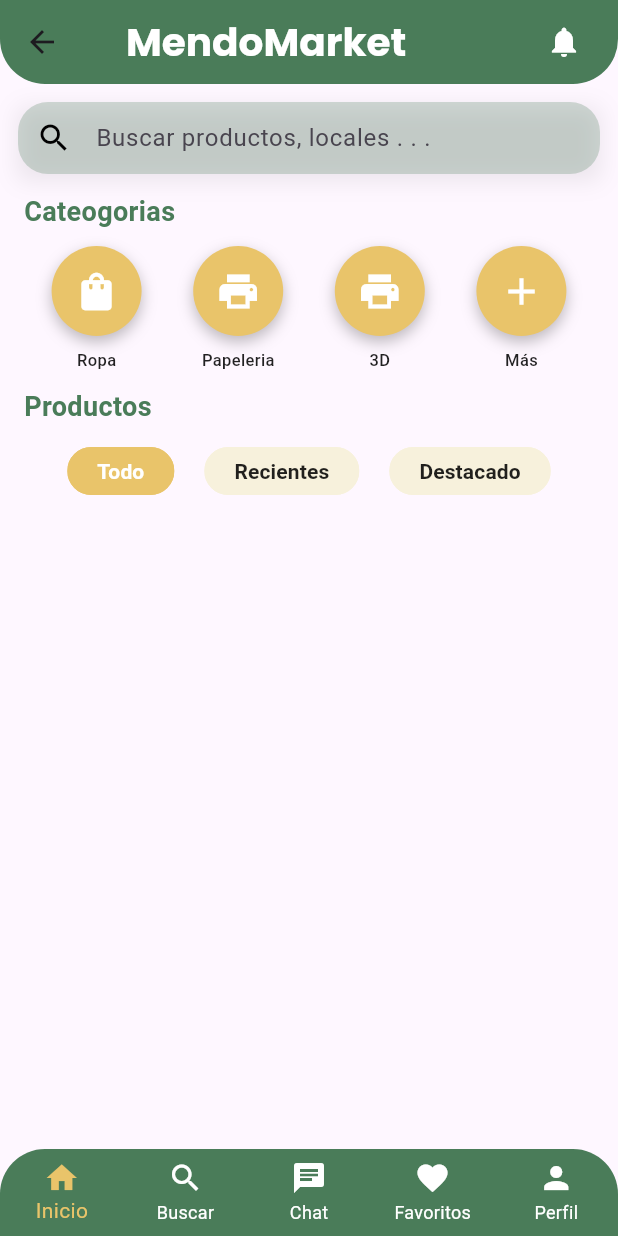
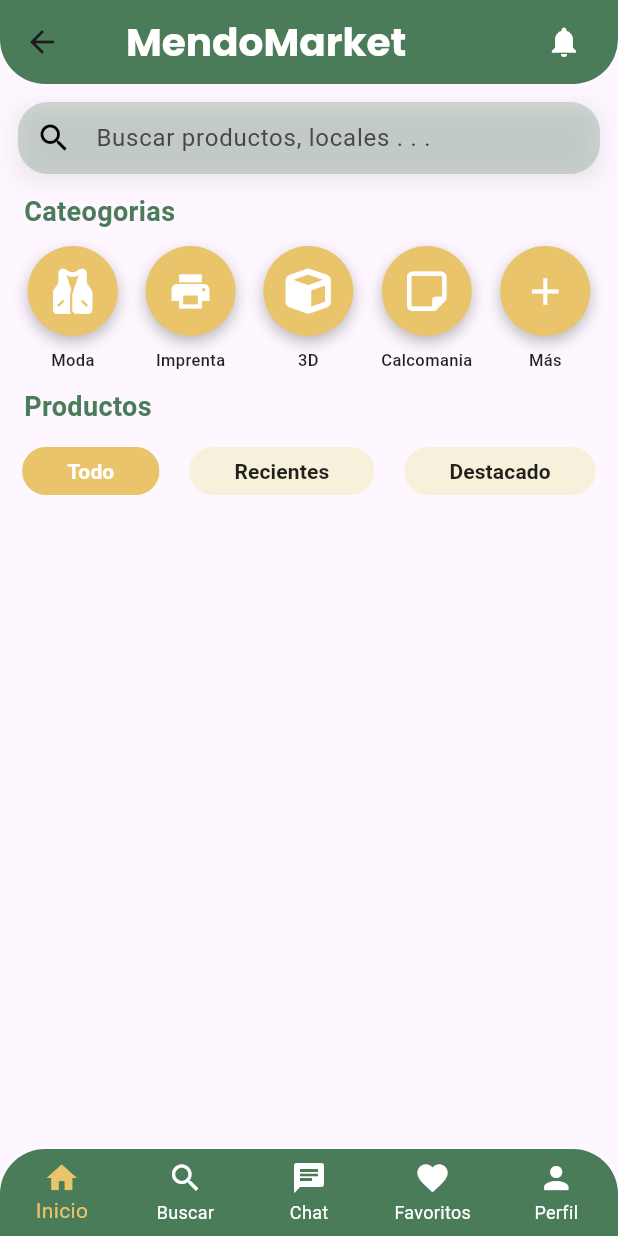
Before and after one commit to artumarinn/mendomarket, a Flutter app: the HomePage screen opened by its route, on a phone screen of 412 x 824 dp. Run offline on Flutter 3.47's test engine with Material 3 defaults, Android fonts, the phone set to English and light mode, and no system bars; our stand-ins replace font_awesome_flutter.

Commit message:
changes: category, tags and onboarding

```diff
--- a/lib/features/home/home_categories.dart
+++ b/lib/features/home/home_categories.dart
@@ -1,6 +1,7 @@
 import 'package:flutter/material.dart';
 import 'package:mendomarket/core/app_colors.dart';
 import 'package:mendomarket/widgets/common/category_item.dart';
+import 'package:font_awesome_flutter/font_awesome_flutter.dart';
 
 class HomeCategories extends StatelessWidget {
   const HomeCategories({super.key});
@@ -22,9 +23,10 @@ class HomeCategories extends StatelessWidget {
           Row(
             mainAxisAlignment: MainAxisAlignment.spaceEvenly,
             children: const [
-              CategoryItem(icon: Icons.shopping_bag, label: 'Ropa'),
-              CategoryItem(icon: Icons.print, label: 'Papeleria'),
-              CategoryItem(icon: Icons.print, label: '3D'),
+              CategoryItem(icon: FontAwesomeIcons.vest, label: 'Moda'),
+              CategoryItem(icon: Icons.print, label: 'Imprenta'),
+              CategoryItem(icon: FontAwesomeIcons.cube, label: '3D'),
+              CategoryItem(icon: FontAwesomeIcons.noteSticky, label: 'Calcomania'),
               CategoryItem(icon: Icons.add, label: 'Más')
             ]
           ),
--- a/lib/features/home/home_page.dart
+++ b/lib/features/home/home_page.dart
@@ -5,7 +5,6 @@ import 'package:mendomarket/features/home/home_products.dart';
 import 'package:mendomarket/features/home/home_search_bar.dart';
 import 'package:mendomarket/widgets/common/custom_app_bar.dart';
 import 'package:mendomarket/widgets/common/custom_nav_bar.dart';
-import 'package:mendomarket/widgets/common/product_card.dart';
 
 class HomePage extends StatefulWidget {
   const HomePage({super.key});
--- a/lib/features/onboarding/onboarding.dart
+++ b/lib/features/onboarding/onboarding.dart
@@ -16,17 +16,17 @@ class _OnboardingPageState extends State<OnboardingPage> {
     {
       "title": "Descubrí productos locales únicos.",
       "description": "Conectate con emprendimientos de tu ciudad y apoyá sus productos",
-      "image": "assets/images/onboarding01.png",
+      "image": "assets/images/onboarding/onboarding01.png",
     },
     {
       "title": "Explorá categorías personalizadas",
       "description": "Encontrá desde impresiones 3D hasta calcomanías o productos personalizados",
-      "image": "assets/images/onboarding02.png",
+      "image": "assets/images/onboarding/onboarding02.png",
     },
     {
       "title": "Crecé y hacé crecer",
       "description": "Publicá tus servicios y ayudá a tu comunidad",
-      "image": "assets/images/onboarding03.png",
+      "image": "assets/images/onboarding/onboarding03.png",
     },
   ];
 
--- a/lib/widgets/common/products_tags.dart
+++ b/lib/widgets/common/products_tags.dart
@@ -22,7 +22,7 @@ class _ProductsTagsState extends State<ProductsTags> {
           label: Text(filters[index]),
           selected: isSelected,
           showCheckmark: false,
-          padding: EdgeInsets.symmetric(horizontal: 10, vertical: 0),
+          padding: EdgeInsets.symmetric(horizontal: 20, vertical: 0),
           visualDensity: VisualDensity.compact,
           selectedColor: const Color(0xFFE9C46A),
           backgroundColor: AppColors.inputBackground,
```
Also changed, not shown: lib/features/profile/profile_page.dart (+11 -2 lines), pubspec.yaml (+4 -3 lines), assets/images/icons/icon_3d.png (added), assets/images/onboarding/onboarding01.png (renamed from assets/images/onboarding01.png), assets/images/onboarding/onboarding02.png (renamed from assets/images/onboarding02.png), assets/images/onboarding/onboarding03.png (renamed from assets/images/onboarding03.png), pubspec.lock.
